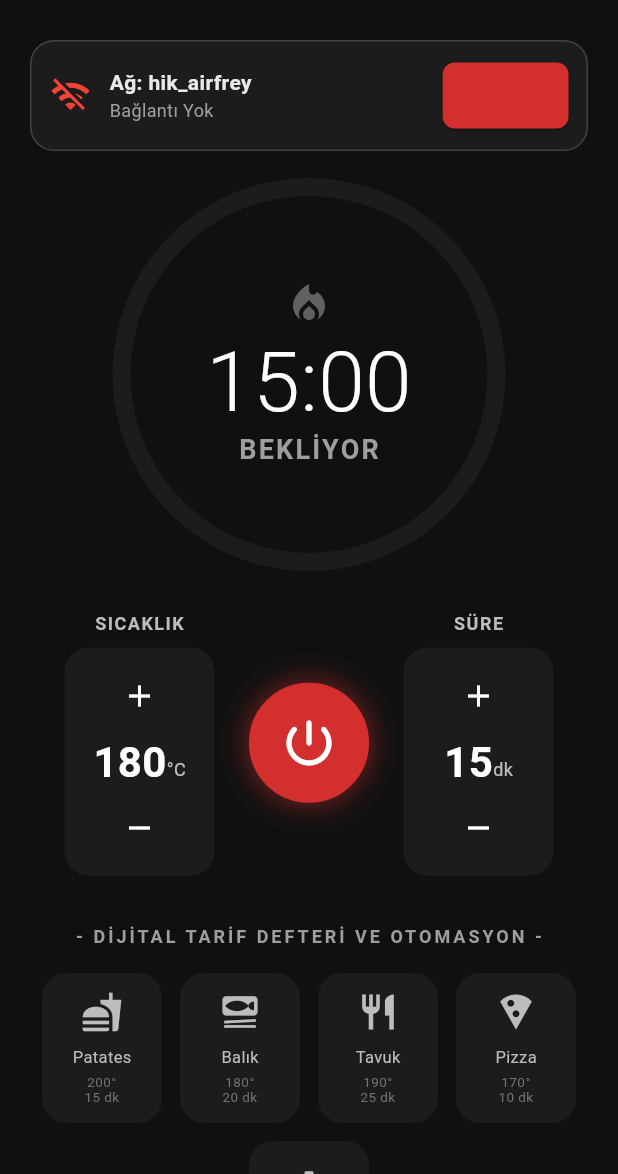
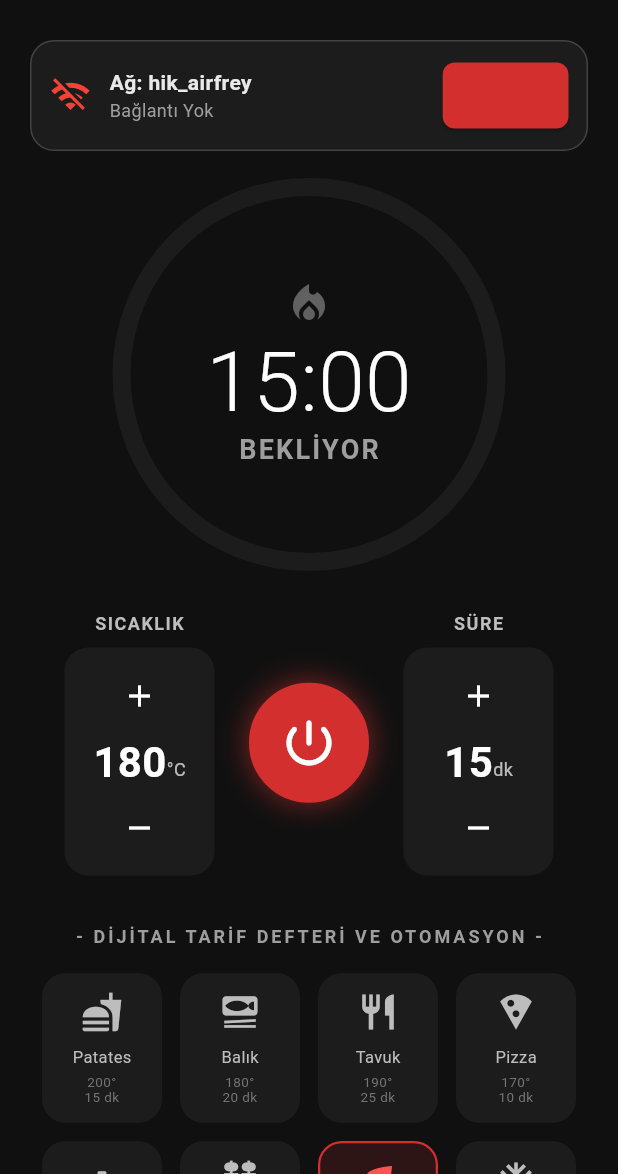
Before and after one commit to HiK-ibrahim/airfryer-donem-projesi, a Flutter app: the screen it shows after launch, on a phone screen of 412 x 824 dp, the part 62-1236 px from its top. Run offline on Flutter 3.47's test engine with Material 3 defaults, Android fonts, the phone set to English and light mode, and no system bars.

Commit message:
Grafik kaldırıldı, Dijital Tarif Defteri genişletildi

```diff
--- a/airfryer_app/lib/main.dart
+++ b/airfryer_app/lib/main.dart
@@ -1,7 +1,6 @@
 import 'dart:convert';
 import 'package:flutter/material.dart';
 import 'package:web_socket_channel/web_socket_channel.dart';
-import 'package:fl_chart/fl_chart.dart';
 
 void main() {
   runApp(const AirfryerApp());
@@ -68,9 +67,7 @@ class _DashboardScreenState extends State<DashboardScreen> {
   Stream<dynamic>? _broadcastStream;
   bool _isConnected = false;
 
-  // Hedef 5: Veri Görselleştirme (Chart) & Bildirim Sistemi
-  final List<FlSpot> _tempHistory = [];
-  int _timeStep = 0;
+  // Hedef 5: Bildirim Sistemi
   bool _notifiedReady = false;
 
   void _showNotification(String title, String body) {
@@ -125,13 +122,6 @@ class _DashboardScreenState extends State<DashboardScreen> {
               _timerActive = data['timerActive'] ?? false;
               _remainingSecs = data['remainingSecs'] ?? 0;
               _totalSecs = data['timerTotalSecs'] ?? 0;
-
-              // Veri Görselleştirme: Sıcaklık Zaman Eğrisi
-              if (_currentTemp > -50) {
-                _tempHistory.add(FlSpot(_timeStep.toDouble(), _currentTemp));
-                _timeStep++;
-                if (_tempHistory.length > 30) _tempHistory.removeAt(0);
-              }
             });
 
             // Bildirim Sistemi: Yemek Hazır ve Aşırı Isınma Uyarıları
@@ -249,8 +239,6 @@ class _DashboardScreenState extends State<DashboardScreen> {
             _buildElegantControls(),
             const SizedBox(height: 32),
             _buildPresetsPanel(),
-            const SizedBox(height: 32),
-            _buildChartSection(),
             const SizedBox(height: 48), // Alt boşluk
           ],
         ),
@@ -528,6 +516,11 @@ class _DashboardScreenState extends State<DashboardScreen> {
             _buildPresetButton(Icons.restaurant, "Tavuk", 190, 25),
             _buildPresetButton(Icons.local_pizza, "Pizza", 170, 10),
             _buildPresetButton(Icons.bakery_dining, "Kek", 160, 30),
+            _buildPresetButton(Icons.kebab_dining, "Kırmızı Et", 200, 12),
+            _buildPresetButton(Icons.eco, "Sebze", 180, 15),
+            _buildPresetButton(Icons.ac_unit, "Buz Çözme", 80, 10),
+            _buildPresetButton(Icons.breakfast_dining, "Ekmek", 160, 12),
+            _buildPresetButton(Icons.emoji_nature, "Kestane", 200, 20),
           ],
         ),
       ],
@@ -588,70 +581,6 @@ class _DashboardScreenState extends State<DashboardScreen> {
           ],
         ),
       ),
-    );
-  }
-
-  Widget _buildChartSection() {
-    return Column(
-      children: [
-        const Text(
-          "- VERİ GÖRSELLEŞTİRME (SICAKLIK/ZAMAN) -",
-          style: TextStyle(
-            fontSize: 12,
-            fontWeight: FontWeight.bold,
-            color: Colors.grey,
-            letterSpacing: 2,
-          ),
-        ),
-        const SizedBox(height: 16),
-        Container(
-          height: 200,
-          padding: const EdgeInsets.only(right: 20, left: 10, top: 20, bottom: 10),
-          decoration: BoxDecoration(
-            color: Theme.of(context).colorScheme.surface,
-            borderRadius: BorderRadius.circular(16),
-            border: Border.all(color: Colors.grey.shade800),
-          ),
-          child: LineChart(
-            LineChartData(
-              gridData: FlGridData(
-                show: true,
-                drawVerticalLine: false,
-                getDrawingHorizontalLine: (value) => FlLine(color: Colors.grey.shade800, strokeWidth: 1),
-              ),
-              titlesData: FlTitlesData(
-                rightTitles: const AxisTitles(sideTitles: SideTitles(showTitles: false)),
-                topTitles: const AxisTitles(sideTitles: SideTitles(showTitles: false)),
-                bottomTitles: const AxisTitles(sideTitles: SideTitles(showTitles: false)),
-                leftTitles: AxisTitles(
-                  sideTitles: SideTitles(
-                    showTitles: true,
-                    reservedSize: 40,
-                    getTitlesWidget: (val, meta) => Text("${val.toInt()}°", style: const TextStyle(color: Colors.grey, fontSize: 10)),
-                  ),
-                ),
-              ),
-              borderData: FlBorderData(show: false),
-              minY: 0,
-              maxY: 250,
-              lineBarsData: [
-                LineChartBarData(
-                  spots: _tempHistory.isEmpty ? [const FlSpot(0, 0)] : _tempHistory,
-                  isCurved: true,
-                  color: Theme.of(context).colorScheme.secondary,
-                  barWidth: 3,
-                  isStrokeCapRound: true,
-                  dotData: const FlDotData(show: false),
-                  belowBarData: BarAreaData(
-                    show: true,
-                    color: Theme.of(context).colorScheme.secondary.withOpacity(0.2),
-                  ),
-                ),
-              ],
-            ),
-          ),
-        ),
-      ],
     );
   }
 }
--- a/airfryer_app/pubspec.yaml
+++ b/airfryer_app/pubspec.yaml
@@ -35,7 +35,6 @@ dependencies:
   # Use with the CupertinoIcons class for iOS style icons.
   cupertino_icons: ^1.0.8
   web_socket_channel: ^3.0.3
-  fl_chart: ^1.2.0
   flutter_local_notifications: ^21.0.0
 
 dev_dependencies:
```
